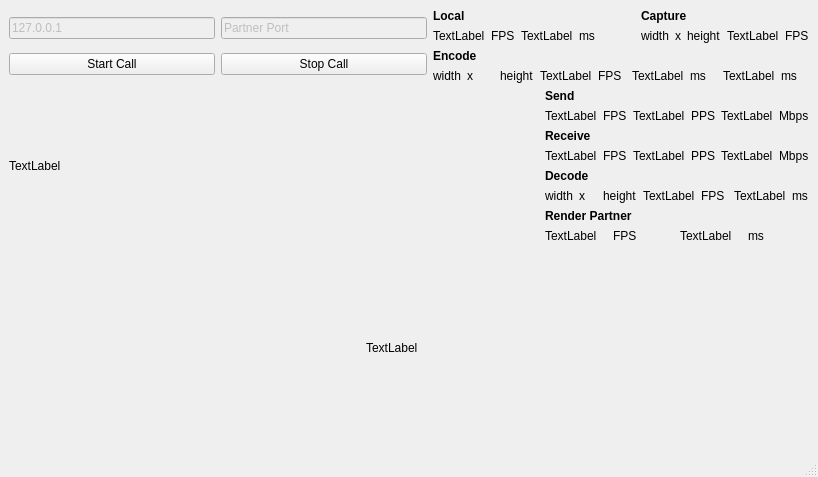
Qt form src/View/MainWindow.ui (duquochuyy/sample-call) before a commit.
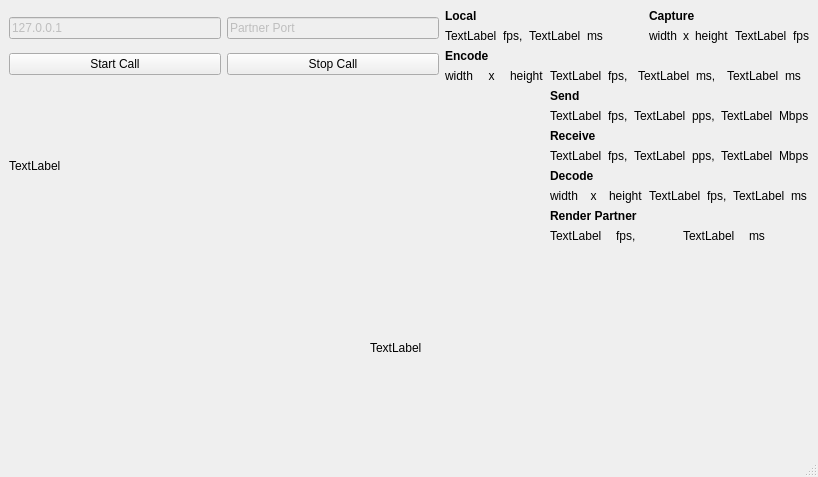
The same form after that commit.

Patch:
```diff
--- a/src/View/MainWindow.ui
+++ b/src/View/MainWindow.ui
@@ -42,7 +42,7 @@
         <item>
          <widget class="QLabel" name="label_26">
           <property name="text">
-           <string>FPS </string>
+           <string>fps,</string>
           </property>
          </widget>
         </item>
@@ -93,6 +93,9 @@
           <property name="text">
            <string>x</string>
           </property>
+          <property name="alignment">
+           <set>Qt::AlignCenter</set>
+          </property>
          </widget>
         </item>
         <item>
@@ -112,7 +115,7 @@
         <item>
          <widget class="QLabel" name="label_22">
           <property name="text">
-           <string>FPS </string>
+           <string>fps,</string>
           </property>
          </widget>
         </item>
@@ -161,7 +164,7 @@
         <item>
          <widget class="QLabel" name="label_8">
           <property name="text">
-           <string>FPS</string>
+           <string>fps,</string>
           </property>
          </widget>
         </item>
@@ -175,7 +178,7 @@
         <item>
          <widget class="QLabel" name="label_10">
           <property name="text">
-           <string>PPS</string>
+           <string>pps,</string>
           </property>
          </widget>
         </item>
@@ -287,7 +290,7 @@
                 <item>
                  <widget class="QLabel" name="label_13">
                   <property name="text">
-                   <string>FPS</string>
+                   <string>fps,</string>
                   </property>
                  </widget>
                 </item>
@@ -370,7 +373,7 @@
                 <item>
                  <widget class="QLabel" name="label_3">
                   <property name="text">
-                   <string>FPS</string>
+                   <string>fps</string>
                   </property>
                  </widget>
                 </item>
@@ -407,6 +410,9 @@
               <property name="text">
                <string>x</string>
               </property>
+              <property name="alignment">
+               <set>Qt::AlignCenter</set>
+              </property>
              </widget>
             </item>
             <item>
@@ -426,7 +432,7 @@
             <item>
              <widget class="QLabel" name="label_15">
               <property name="text">
-               <string>FPS </string>
+               <string>fps,</string>
               </property>
              </widget>
             </item>
@@ -440,7 +446,7 @@
             <item>
              <widget class="QLabel" name="label_5">
               <property name="text">
-               <string>ms</string>
+               <string>ms,</string>
               </property>
              </widget>
             </item>
@@ -493,7 +499,7 @@
         <item>
          <widget class="QLabel" name="label">
           <property name="text">
-           <string>FPS</string>
+           <string>fps,</string>
           </property>
          </widget>
         </item>
@@ -507,7 +513,7 @@
         <item>
          <widget class="QLabel" name="label_9">
           <property name="text">
-           <string>PPS</string>
+           <string>pps,</string>
           </property>
          </widget>
         </item>
```
Left out of the diff: 14 changed lines with no effect on the pictures.
